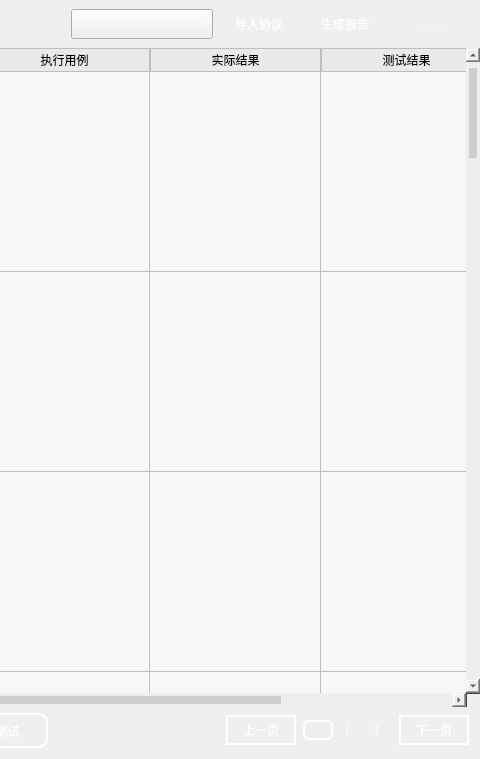
Old version of the form KCTS/KCTS Project/UI/main_window_ui.ui in the repository learniuH/work; both pictures show x 845 to 1325 and y 0 to 759 of the 1325 by 759 pixel window.
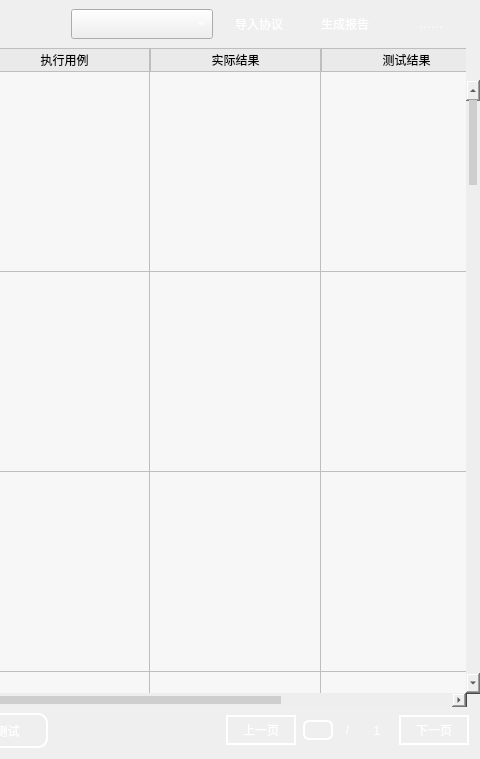
New version of the form. Icons and pictures are not drawn.

Commit message: tableWidget ScrollBar UI 优化

```diff
--- a/KCTS/KCTS Project/UI/main_window_ui.ui
+++ b/KCTS/KCTS Project/UI/main_window_ui.ui
@@ -1432,10 +1432,12 @@
 
 QTableWidget QScrollBar:vertical {
 	background: #eeeeee;
-	padding-top: 20px;		/* 上预留位置 */
-	padding-bottom: 20px;	/* 下预留位置 */
-	padding-left: 3px;		/* 左预留位置（美观） */
-	padding-right: 3px;		/* 右预留位置（美观） */
+	padding-top: 20px;		/* 滑块上预留位置 */
+	padding-bottom: 20px;	/* 滑块下预留位置 */
+	padding-left: 3px;		/* 滑块左预留位置（美观） */
+	padding-right: 3px;		/* 滑块右预留位置（美观） */
+	margin-top: 32px;		/* 箭头上方预留位置 */
+	margin-bottom: 0px;		/* 箭头下方预留位置 */
 }
 
 QTableWidget QScrollBar::handle:vertical {
@@ -1446,7 +1448,20 @@
 
 QTableWidget QScrollBar::handle:vertical:hover {
 	background: #b6b6b6;
-}</string>
+}
+
+QTableWidget QScrollBar::sub-line:vertical {
+	height: 1px;
+	subcontrol-position: top;	/* 保持按键在顶部 */
+	margin-top: 20px;
+}
+
+QTableWidget QScrollBar::add-line:vertical {
+	height: 20px;
+	subcontrol-position: bottom;  /* 保持按钮在底部 */
+}
+
+</string>
              </property>
              <property name="verticalScrollBarPolicy">
               <enum>Qt::ScrollBarAlwaysOn</enum>
```
The commit also changes 2 other files.
